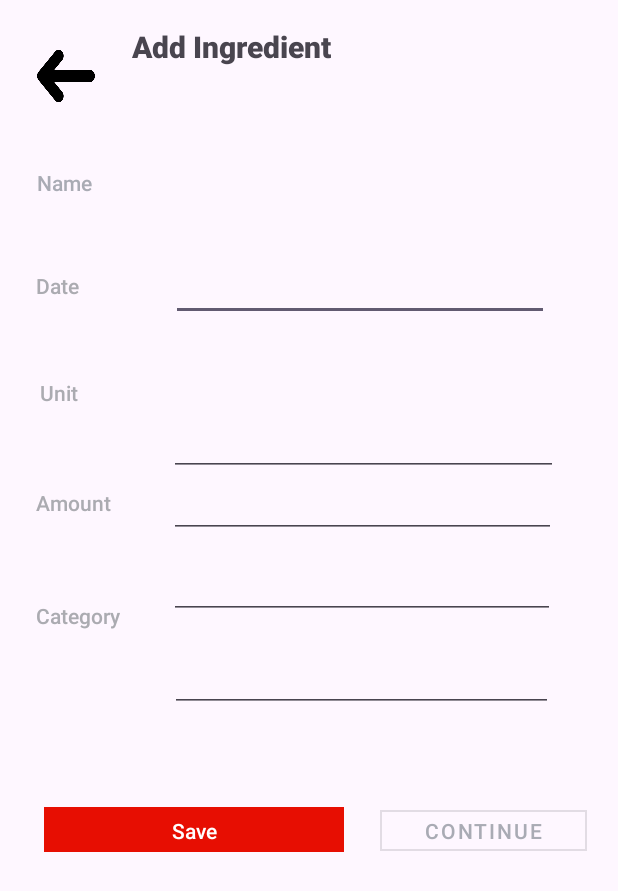
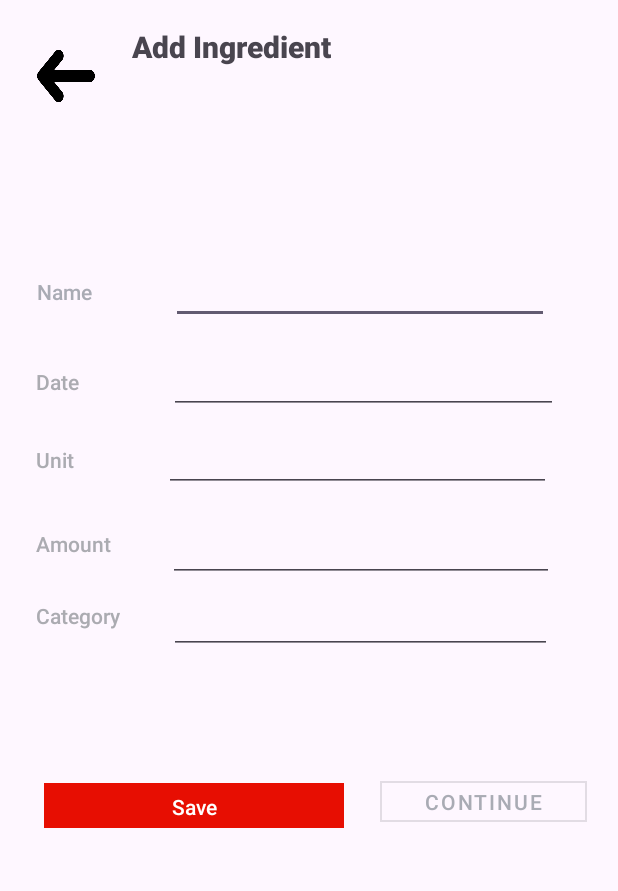
Before and after one commit to DanielRasho/SmartFridge, an Android app: the layout fragment_ingrediente.xml on its own in the app's theme, with its tools: preview values and no code run, on a phone screen of 412 x 824 dp. Shown: the top 891 px of the screen. Run offline under Robolectric (Android 15) with nearby library versions, the light colour scheme and no system bars.

Commit message:
Ingredientes mejorado

```diff
--- a/Android/app/src/main/res/layout/fragment_ingrediente.xml
+++ b/Android/app/src/main/res/layout/fragment_ingrediente.xml
@@ -26,50 +26,49 @@
         android:id="@+id/textView4"
         android:layout_width="0dp"
         android:layout_height="wrap_content"
+        android:layout_marginStart="8dp"
+        android:layout_marginTop="17dp"
+        android:layout_marginEnd="8dp"
+        android:layout_marginBottom="85dp"
         android:fontFamily="sans-serif-medium"
         android:text="@string/ingrediente_title"
         android:textSize="20sp"
         android:textStyle="bold"
         android:typeface="normal"
+        app:layout_constraintBottom_toBottomOf="parent"
+        app:layout_constraintBottom_toTopOf="@+id/editTextText2"
+        app:layout_constraintEnd_toEndOf="parent"
+        app:layout_constraintStart_toEndOf="@+id/imageButton2"
         app:layout_constraintTop_toTopOf="parent"
-        app:layout_constraintStart_toEndOf="@+id/imageButton2"
-        app:layout_constraintEnd_toEndOf="parent"
-        app:layout_constraintBottom_toBottomOf="parent"
-        android:layout_marginTop="17dp"
-        android:layout_marginStart="8dp"
-        android:layout_marginEnd="8dp"
-        android:layout_marginBottom="85dp"
-        app:layout_constraintBottom_toTopOf="@+id/editTextText2" />
+        app:layout_constraintVertical_bias="0.0" />
 
     <TextView
         android:id="@+id/textView5"
         android:layout_width="wrap_content"
         android:layout_height="wrap_content"
         android:layout_marginStart="24dp"
-        android:layout_marginBottom="21dp"
+        android:layout_marginBottom="620dp"
         android:fontFamily="sans-serif-medium"
         android:text="@string/name"
         android:textColor="@color/material_dynamic_neutral_variant70"
         android:typeface="normal"
-        app:layout_constraintBottom_toTopOf="@+id/textView6"
+        app:layout_constraintBottom_toBottomOf="parent"
         app:layout_constraintEnd_toStartOf="@id/editTextText2"
-        app:layout_constraintStart_toStartOf="parent"
-        app:layout_constraintTop_toBottomOf="@+id/imageButton2" />
+        app:layout_constraintStart_toStartOf="parent" />
 
     <TextView
         android:id="@+id/textView6"
         android:layout_width="wrap_content"
         android:layout_height="wrap_content"
         android:layout_marginStart="24dp"
-        android:layout_marginBottom="23dp"
+        android:layout_marginBottom="560dp"
         android:fontFamily="sans-serif-medium"
         android:text="@string/date"
         android:textColor="@color/material_dynamic_neutral70"
         android:typeface="normal"
-        app:layout_constraintBottom_toTopOf="@+id/textView7"
-        app:layout_constraintStart_toStartOf="parent"
+        app:layout_constraintBottom_toBottomOf="parent"
         app:layout_constraintEnd_toStartOf="@id/editTextDate"
-        app:layout_constraintTop_toBottomOf="@+id/textView5" />
+        app:layout_constraintStart_toStartOf="parent" />
 
     <TextView
         android:id="@+id/textView7"
@@ -77,15 +76,15 @@
         android:layout_height="wrap_content"
         android:layout_marginStart="24dp"
         android:layout_marginEnd="57dp"
-        android:layout_marginBottom="26dp"
+        android:layout_marginBottom="508dp"
         android:fontFamily="sans-serif-medium"
         android:text="@string/unit"
         android:textColor="@color/material_dynamic_neutral70"
         android:typeface="normal"
-        app:layout_constraintBottom_toTopOf="@+id/textView8"
+        app:layout_constraintBottom_toBottomOf="parent"
         app:layout_constraintEnd_toStartOf="@+id/editTextNumber"
-        app:layout_constraintStart_toStartOf="parent"
-        app:layout_constraintTop_toBottomOf="@+id/textView6" />
+        app:layout_constraintHorizontal_bias="0.0"
+        app:layout_constraintStart_toStartOf="parent" />
 
     <TextView
         android:id="@+id/textView8"
@@ -93,15 +92,15 @@
         android:layout_height="wrap_content"
         android:layout_marginStart="24dp"
         android:layout_marginEnd="38dp"
-        android:layout_marginBottom="27dp"
+        android:layout_marginBottom="452dp"
         android:fontFamily="sans-serif-medium"
         android:text="@string/amount"
         android:textColor="@color/material_dynamic_neutral70"
         android:typeface="normal"
-        app:layout_constraintBottom_toTopOf="@+id/textView9"
+        app:layout_constraintBottom_toBottomOf="parent"
         app:layout_constraintEnd_toStartOf="@+id/editTextNumber"
-        app:layout_constraintStart_toStartOf="parent"
-        app:layout_constraintTop_toBottomOf="@+id/textView7" />
+        app:layout_constraintHorizontal_bias="0.0"
+        app:layout_constraintStart_toStartOf="parent" />
 
     <TextView
         android:id="@+id/textView9"
@@ -109,15 +108,15 @@
         android:layout_height="wrap_content"
         android:layout_marginStart="24dp"
         android:layout_marginEnd="31dp"
-        android:layout_marginBottom="376dp"
+        android:layout_marginBottom="404dp"
         android:fontFamily="sans-serif-medium"
         android:text="@string/category"
         android:textColor="@color/material_dynamic_neutral70"
         android:typeface="normal"
         app:layout_constraintBottom_toBottomOf="parent"
         app:layout_constraintEnd_toStartOf="@+id/editTextNumber"
-        app:layout_constraintStart_toStartOf="parent"
-        app:layout_constraintTop_toBottomOf="@+id/textView8" />
+        app:layout_constraintHorizontal_bias="0.0"
+        app:layout_constraintStart_toStartOf="parent" />
 
     <EditText
         android:id="@+id/editTextText2"
@@ -125,57 +124,54 @@
         android:layout_height="0dp"
         android:layout_marginStart="52dp"
         android:layout_marginEnd="45dp"
-        android:layout_marginBottom="9dp"
+        android:layout_marginBottom="608dp"
         android:ems="10"
         android:inputType="text"
         android:textSize="14sp"
-        app:layout_constraintBottom_toTopOf="@+id/editTextDate"
+        app:layout_constraintBottom_toBottomOf="parent"
         app:layout_constraintEnd_toEndOf="parent"
-        app:layout_constraintStart_toEndOf="@+id/textView5"
-        app:layout_constraintTop_toBottomOf="@+id/textView4" />
+        app:layout_constraintStart_toEndOf="@+id/textView5" />
 
     <EditText
         android:id="@+id/editTextDate"
         android:layout_width="259dp"
         android:layout_height="0dp"
         android:layout_marginStart="59dp"
-        android:layout_marginTop="10dp"
         android:layout_marginEnd="40dp"
+        android:layout_marginBottom="548dp"
         android:ems="10"
         android:inputType="date"
-        app:layout_constraintBottom_toTopOf="@+id/editTextText4"
+        app:layout_constraintBottom_toBottomOf="parent"
         app:layout_constraintEnd_toEndOf="parent"
-        app:layout_constraintStart_toEndOf="@+id/textView6"
-        app:layout_constraintTop_toBottomOf="@+id/editTextText2" />
+        app:layout_constraintStart_toEndOf="@+id/textView6" />
 
     <EditText
         android:id="@+id/editTextNumber"
         android:layout_width="257dp"
         android:layout_height="47dp"
         android:layout_marginStart="112dp"
-        android:layout_marginTop="3dp"
         android:layout_marginEnd="42dp"
-        android:layout_marginBottom="8dp"
+        android:layout_marginBottom="436dp"
         android:ems="10"
         android:inputType="number"
-        app:layout_constraintBottom_toTopOf="@+id/editTextText3"
+        app:layout_constraintBottom_toBottomOf="parent"
         app:layout_constraintEnd_toEndOf="parent"
-        app:layout_constraintStart_toStartOf="parent"
-        app:layout_constraintTop_toBottomOf="@+id/editTextText4" />
+        app:layout_constraintHorizontal_bias="0.0"
+        app:layout_constraintStart_toStartOf="parent" />
 
     <EditText
         android:id="@+id/editTextText3"
         android:layout_width="255dp"
         android:layout_height="46dp"
         android:layout_marginStart="32dp"
-        android:layout_marginTop="8dp"
         android:layout_marginEnd="43dp"
+        android:layout_marginBottom="388dp"
         android:ems="10"
         android:inputType="text"
         app:layout_constraintBottom_toBottomOf="parent"
         app:layout_constraintEnd_toEndOf="parent"
-        app:layout_constraintStart_toEndOf="@+id/textView9"
-        app:layout_constraintTop_toBottomOf="@+id/editTextNumber" />
+        app:layout_constraintHorizontal_bias="0.0"
+        app:layout_constraintStart_toEndOf="@+id/textView9" />
 
     <EditText
         android:id="@+id/editTextText4"
@@ -183,22 +179,21 @@
         android:layout_height="41dp"
         android:layout_marginStart="60dp"
         android:layout_marginEnd="41dp"
-        android:layout_marginBottom="3dp"
+        android:layout_marginBottom="496dp"
         android:ems="10"
         android:inputType="text"
-        app:layout_constraintBottom_toTopOf="@+id/editTextNumber"
+        app:layout_constraintBottom_toBottomOf="parent"
         app:layout_constraintEnd_toEndOf="parent"
-        app:layout_constraintStart_toEndOf="@+id/textView7"
-        app:layout_constraintTop_toBottomOf="@+id/editTextDate" />
+        app:layout_constraintHorizontal_bias="0.0"
+        app:layout_constraintStart_toEndOf="@+id/textView7" />
 
     <Button
         android:id="@+id/button4"
         android:layout_width="200dp"
         android:layout_height="38dp"
         android:layout_marginStart="29dp"
-        android:layout_marginTop="59dp"
         android:layout_marginEnd="24dp"
-        android:layout_marginBottom="252dp"
+        android:layout_marginBottom="268dp"
         android:backgroundTint="@color/red"
         android:fontFamily="sans-serif-medium"
         android:text="@string/ingrediente_btnsave"
@@ -210,8 +205,7 @@
         app:cornerRadius="0dp"
         app:layout_constraintBottom_toBottomOf="parent"
         app:layout_constraintEnd_toStartOf="@+id/button5"
-        app:layout_constraintStart_toStartOf="parent"
-        app:layout_constraintTop_toBottomOf="@+id/editTextText3" />
+        app:layout_constraintStart_toStartOf="parent" />
 
     <Button
         android:id="@+id/button5"
```
